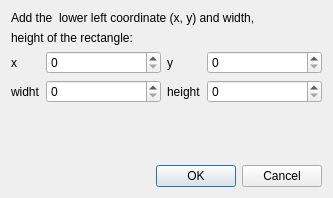
Before: the Qt Designer form uiDialogs/addRectangleDialog.ui in vvc-git/computacao-grafica, drawn with Qt 5.
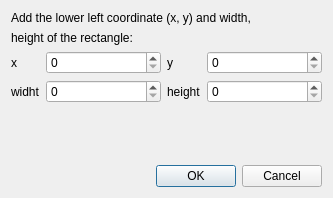
After: the same form once the commit is applied.

What changed in the file:
```diff
--- a/uiDialogs/addRectangleDialog.ui
+++ b/uiDialogs/addRectangleDialog.ui
@@ -17,7 +17,7 @@
    <item>
     <widget class="QLabel" name="message1Label">
      <property name="text">
-      <string>Add the  lower left coordinate (x, y) and width,</string>
+      <string>Add the lower left coordinate (x, y) and width,</string>
      </property>
     </widget>
    </item>
```
